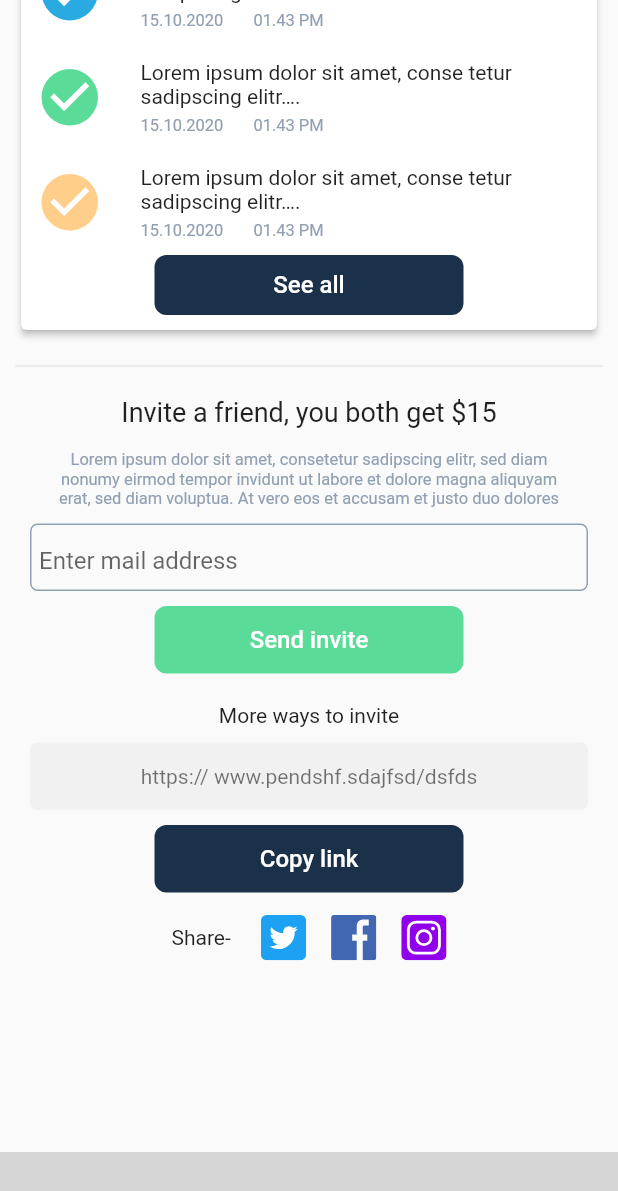
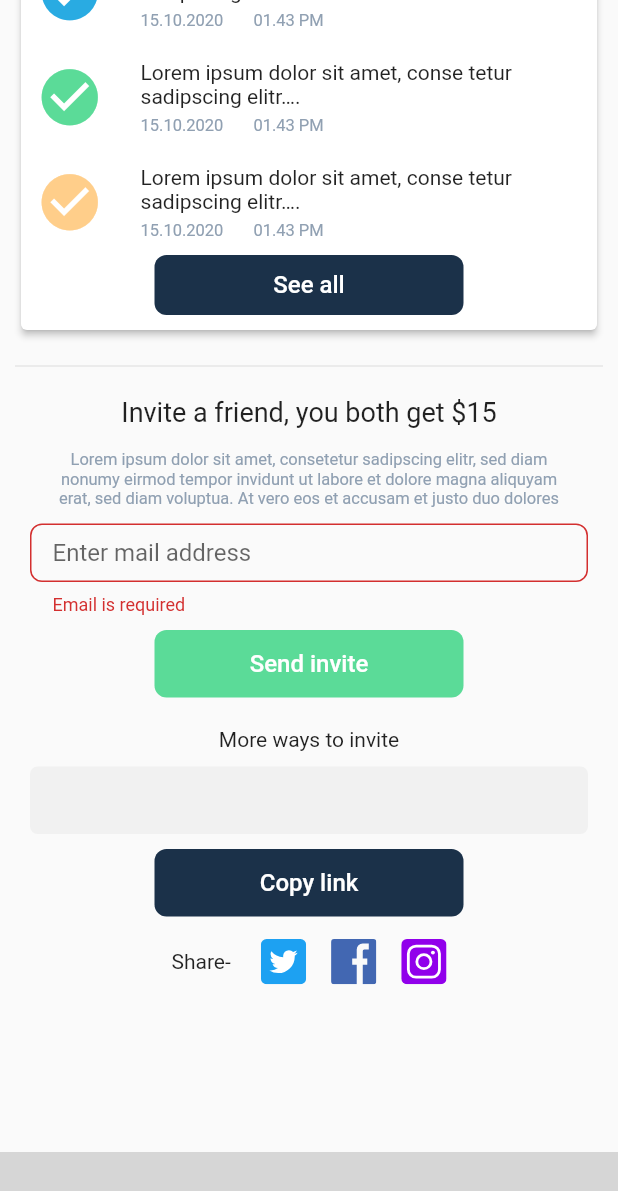
Before and after one commit to msi-shamim/pendu_driver, a Flutter app: the MainLandingPage screen opened directly with empty values, scrolled down 1070 dp, after a tap on "Send invite", on a phone screen of 412 x 824 dp. Shown: the top 1191 px of the screen. Run offline on Flutter 3.47's test engine with Material 2 defaults, Android fonts, the phone set to English and light mode, and no system bars; our stand-ins replace buttons_tabbar, dotted_border, dotted_line, email_validator, fl_chart, flutter_svg and 9 more; missing offline and left inert: draggable_bottom_sheet, ff_navigation_bar, smart_select; accounts and stored records are empty; network calls fail; project files that could hold a hidden picture were left out; grey boxes are pictures that could not be loaded.

Commit message:
3/7/21 11:41 pm

```diff
--- a/lib/main_landing_page.dart
+++ b/lib/main_landing_page.dart
@@ -2,8 +2,6 @@ import 'dart:async';
 
 import 'package:ff_navigation_bar/ff_navigation_bar.dart';
 import 'package:flutter/material.dart';
-import 'package:pendu_driver/api/api_manipulation.dart';
-import 'package:pendu_driver/screen/auth_screen/page_login.dart';
 import 'package:pendu_driver/screen/home_screen/page_home.dart';
 import 'package:pendu_driver/screen/screen.dart';
 import 'package:pendu_driver/utils/utils.dart';
@@ -50,7 +48,10 @@ class _MainLandingPageState extends State<MainLandingPage> {
       } else if (selectedIndex == 2) {
         _body = PenduChatSupportPage();
       } else if (selectedIndex == 3) {
-        _body = ProfileWithMenuPage();
+        _body = ProfileWithMenuPage(
+          dropper: dropper,
+          token: token,
+        );
       }
     });
   }
--- a/lib/model/model.dart
+++ b/lib/model/model.dart
@@ -9,6 +9,7 @@ export 'package:pendu_driver/model/response_login_model.dart';
 //export 'package:pendu_driver/model/response_droper_profile_with_level_model.dart';
 export 'package:pendu_driver/model/response_product_categories_model.dart';
 export 'package:pendu_driver/model/response_register_model.dart';
+export 'package:pendu_driver/model/response_refer_mail_model.dart';
 export 'package:pendu_driver/model/response_otp_confirm_model.dart';
 export 'package:pendu_driver/model/response_set_new_pass_model.dart';
 export 'package:pendu_driver/model/response_service_category_model.dart';
--- a/lib/model/response_droper_profile_model.dart
+++ b/lib/model/response_droper_profile_model.dart
@@ -1,11 +1,42 @@
 // To parse this JSON data, do
 //
-//     final getDropperProfileModel = getDropperProfileModelFromMap(jsonString);
+//     final responseDropperProfileModel = responseDropperProfileModelFromMap(jsonString);
 
 import 'dart:convert';
 
 class ResponseDropperProfileModel {
   ResponseDropperProfileModel({
+    this.status,
+    this.message,
+    this.dropperList,
+  });
+
+  final int status;
+  final String message;
+  final DropperList dropperList;
+
+  factory ResponseDropperProfileModel.fromJson(String str) =>
+      ResponseDropperProfileModel.fromMap(json.decode(str));
+
+  String toJson() => json.encode(toMap());
+
+  factory ResponseDropperProfileModel.fromMap(Map<String, dynamic> json) =>
+      ResponseDropperProfileModel(
+        status: json["status"] == null ? null : json["status"],
+        message: json["message"] == null ? null : json["message"],
+        dropperList:
+            json["data"] == null ? null : DropperList.fromMap(json["data"]),
+      );
+
+  Map<String, dynamic> toMap() => {
+        "status": status == null ? null : status,
+        "message": message == null ? null : message,
+        "data": dropperList == null ? null : dropperList.toMap(),
+      };
+}
+
+class DropperList {
+  DropperList({
     this.id,
     this.firstName,
     this.lastName,
@@ -24,7 +55,8 @@ class ResponseDropperProfileModel {
     this.createdAt,
     this.updatedAt,
     this.fullName,
-    this.level,
+    this.referralLink,
+    this.services,
   });
 
   final int id;
@@ -39,21 +71,21 @@ class ResponseDropperProfileModel {
   final dynamic licenseFront;
   final dynamic licenseBack;
   final String profileImage;
-  final String rating;
-  final String averageAccuracy;
-  final String successRate;
+  final dynamic rating;
+  final dynamic averageAccuracy;
+  final dynamic successRate;
   final DateTime createdAt;
   final DateTime updatedAt;
   final String fullName;
-  final Level level;
+  final String referralLink;
+  final List<Service> services;
 
-  factory ResponseDropperProfileModel.fromJson(String str) =>
-      ResponseDropperProfileModel.fromMap(json.decode(str));
+  factory DropperList.fromJson(String str) =>
+      DropperList.fromMap(json.decode(str));
 
   String toJson() => json.encode(toMap());
 
-  factory ResponseDropperProfileModel.fromMap(Map<String, dynamic> json) =>
-      ResponseDropperProfileModel(
+  factory DropperList.fromMap(Map<String, dynamic> json) => DropperList(
         id: json["id"] == null ? null : json["id"],
         firstName: json["first_name"] == null ? null : json["first_name"],
         lastName: json["last_name"] == null ? null : json["last_name"],
@@ -68,10 +100,9 @@ class ResponseDropperProfileModel {
         licenseBack: json["license_back"],
         profileImage:
             json["profile_image"] == null ? null : json["profile_image"],
-        rating: json["rating"] == null ? null : json["rating"],
-        averageAccuracy:
-            json["average_accuracy"] == null ? null : json["average_accuracy"],
-        successRate: json["success_rate"] == null ? null : json["success_rate"],
+        rating: json["rating"],
+        averageAccuracy: json["average_accuracy"],
+        successRate: json["success_rate"],
         createdAt: json["created_at"] == null
             ? null
             : DateTime.parse(json["created_at"]),
@@ -79,7 +110,12 @@ class ResponseDropperProfileModel {
             ? null
             : DateTime.parse(json["updated_at"]),
         fullName: json["full_name"] == null ? null : json["full_name"],
-        level: json["level"] == null ? null : Level.fromMap(json["level"]),
+        referralLink:
+            json["referral_link"] == null ? null : json["referral_link"],
+        services: json["services"] == null
+            ? null
+            : List<Service>.from(
+                json["services"].map((x) => Service.fromMap(x))),
       );
 
   Map<String, dynamic> toMap() => {
@@ -95,110 +131,90 @@ class ResponseDropperProfileModel {
         "license_front": licenseFront,
         "license_back": licenseBack,
         "profile_image": profileImage == null ? null : profileImage,
-        "rating": rating == null ? null : rating,
-        "average_accuracy": averageAccuracy == null ? null : averageAccuracy,
-        "success_rate": successRate == null ? null : successRate,
+        "rating": rating,
+        "average_accuracy": averageAccuracy,
+        "success_rate": successRate,
         "created_at": createdAt == null ? null : createdAt.toIso8601String(),
         "updated_at": updatedAt == null ? null : updatedAt.toIso8601String(),
         "full_name": fullName == null ? null : fullName,
-        "level": level == null ? null : level.toMap(),
+        "referral_link": referralLink == null ? null : referralLink,
+        "services": services == null
+            ? null
+            : List<dynamic>.from(services.map((x) => x.toMap())),
       };
 }
 
-class Level {
-  Level({
+class Service {
+  Service({
     this.id,
     this.title,
-    this.commissionRate,
+    this.slug,
+    this.icon,
     this.createdAt,
     this.updatedAt,
-    this.perkStatus,
-    this.rules,
+    this.pivot,
   });
 
   final int id;
   final String title;
-  final String commissionRate;
+  final String slug;
+  final String icon;
   final DateTime createdAt;
   final DateTime updatedAt;
-  final List<dynamic> perkStatus;
-  final List<Rule> rules;
+  final Pivot pivot;
 
-  factory Level.fromJson(String str) => Level.fromMap(json.decode(str));
+  factory Service.fromJson(String str) => Service.fromMap(json.decode(str));
 
   String toJson() => json.encode(toMap());
 
-  factory Level.fromMap(Map<String, dynamic> json) => Level(
+  factory Service.fromMap(Map<String, dynamic> json) => Service(
         id: json["id"] == null ? null : json["id"],
         title: json["title"] == null ? null : json["title"],
-        commissionRate:
-            json["commission_rate"] == null ? null : json["commission_rate"],
+        slug: json["slug"] == null ? null : json["slug"],
+        icon: json["icon"] == null ? null : json["icon"],
         createdAt: json["created_at"] == null
             ? null
             : DateTime.parse(json["created_at"]),
         updatedAt: json["updated_at"] == null
             ? null
             : DateTime.parse(json["updated_at"]),
-        perkStatus: json["perk_status"] == null
-            ? null
-            : List<dynamic>.from(json["perk_status"].map((x) => x)),
-        rules: json["rules"] == null
-            ? null
-            : List<Rule>.from(json["rules"].map((x) => Rule.fromMap(x))),
+        pivot: json["pivot"] == null ? null : Pivot.fromMap(json["pivot"]),
       );
 
   Map<String, dynamic> toMap() => {
         "id": id == null ? null : id,
         "title": title == null ? null : title,
-        "commission_rate": commissionRate == null ? null : commissionRate,
+        "slug": slug == null ? null : slug,
+        "icon": icon == null ? null : icon,
         "created_at": createdAt == null ? null : createdAt.toIso8601String(),
         "updated_at": updatedAt == null ? null : updatedAt.toIso8601String(),
-        "perk_status": perkStatus == null
-            ? null
-            : List<dynamic>.from(perkStatus.map((x) => x)),
-        "rules": rules == null
-            ? null
-            : List<dynamic>.from(rules.map((x) => x.toMap())),
+        "pivot": pivot == null ? null : pivot.toMap(),
       };
 }
 
-class Rule {
-  Rule({
-    this.id,
-    this.title,
-    this.dropperGroupId,
-    this.createdAt,
-    this.updatedAt,
+class Pivot {
+  Pivot({
+    this.dropperId,
+    this.serviceCategoryId,
   });
 
-  final int id;
-  final String title;
-  final String dropperGroupId;
-  final DateTime createdAt;
-  final DateTime updatedAt;
+  final String dropperId;
+  final String serviceCategoryId;
 
-  factory Rule.fromJson(String str) => Rule.fromMap(json.decode(str));
+  factory Pivot.fromJson(String str) => Pivot.fromMap(json.decode(str));
 
   String toJson() => json.encode(toMap());
 
-  factory Rule.fromMap(Map<String, dynamic> json) => Rule(
-        id: json["id"] == null ? null : json["id"],
-        title: json["title"] == null ? null : json["title"],
-        dropperGroupId:
-            json["dropper_group_id"] == null ? null : json["dropper_group_id"],
-        createdAt: json["created_at"] == null
+  factory Pivot.fromMap(Map<String, dynamic> json) => Pivot(
+        dropperId: json["dropper_id"] == null ? null : json["dropper_id"],
+        serviceCategoryId: json["service_category_id"] == null
             ? null
-            : DateTime.parse(json["created_at"]),
-        updatedAt: json["updated_at"] == null
-            ? null
-            : DateTime.parse(json["updated_at"]),
+            : json["service_category_id"],
       );
 
   Map<String, dynamic> toMap() => {
-        "id": id == null ? null : id,
-        "title": title == null ? null : title,
-        "dropper_group_id": dropperGroupId == null ? null : dropperGroupId,
-        "created_at": createdAt == null ? null : createdAt.toIso8601String(),
-        "updated_at": updatedAt == null ? null : updatedAt.toIso8601String(),
+        "dropper_id": dropperId == null ? null : dropperId,
+        "service_category_id":
+            serviceCategoryId == null ? null : serviceCategoryId,
       };
 }
--- a/lib/model/response_droper_profile_with_level_model.dart
+++ b/lib/model/response_droper_profile_with_level_model.dart
@@ -1,11 +1,45 @@
 // To parse this JSON data, do
 //
-//     final getDrpperProfileWithLevelModel = getDrpperProfileWithLevelModelFromMap(jsonString);
+//     final responseDrpperProfileWithLevelModel = responseDrpperProfileWithLevelModelFromMap(jsonString);
 
 import 'dart:convert';
 
 class ResponseDrpperProfileWithLevelModel {
   ResponseDrpperProfileWithLevelModel({
+    this.status,
+    this.message,
+    this.dropperWithLevelList,
+  });
+
+  final int status;
+  final String message;
+  final DropperWithLevelList dropperWithLevelList;
+
+  factory ResponseDrpperProfileWithLevelModel.fromJson(String str) =>
+      ResponseDrpperProfileWithLevelModel.fromMap(json.decode(str));
+
+  String toJson() => json.encode(toMap());
+
+  factory ResponseDrpperProfileWithLevelModel.fromMap(
+          Map<String, dynamic> json) =>
+      ResponseDrpperProfileWithLevelModel(
+        status: json["status"] == null ? null : json["status"],
+        message: json["message"] == null ? null : json["message"],
+        dropperWithLevelList: json["data"] == null
+            ? null
+            : DropperWithLevelList.fromMap(json["data"]),
+      );
+
+  Map<String, dynamic> toMap() => {
+        "status": status == null ? null : status,
+        "message": message == null ? null : message,
+        "data":
+            dropperWithLevelList == null ? null : dropperWithLevelList.toMap(),
+      };
+}
+
+class DropperWithLevelList {
+  DropperWithLevelList({
     this.id,
     this.firstName,
     this.lastName,
@@ -24,6 +58,8 @@ class ResponseDrpperProfileWithLevelModel {
     this.createdAt,
     this.updatedAt,
     this.fullName,
+    this.referralLink,
+    this.services,
     this.level,
   });
 
@@ -39,22 +75,23 @@ class ResponseDrpperProfileWithLevelModel {
   final dynamic licenseFront;
   final dynamic licenseBack;
   final String profileImage;
-  final String rating;
-  final String averageAccuracy;
-  final String successRate;
+  final dynamic rating;
+  final dynamic averageAccuracy;
+  final dynamic successRate;
   final DateTime createdAt;
   final DateTime updatedAt;
   final String fullName;
+  final String referralLink;
+  final List<Service> services;
   final Level level;
 
-  factory ResponseDrpperProfileWithLevelModel.fromJson(String str) =>
-      ResponseDrpperProfileWithLevelModel.fromMap(json.decode(str));
+  factory DropperWithLevelList.fromJson(String str) =>
+      DropperWithLevelList.fromMap(json.decode(str));
 
   String toJson() => json.encode(toMap());
 
-  factory ResponseDrpperProfileWithLevelModel.fromMap(
-          Map<String, dynamic> json) =>
-      ResponseDrpperProfileWithLevelModel(
+  factory DropperWithLevelList.fromMap(Map<String, dynamic> json) =>
+      DropperWithLevelList(
         id: json["id"] == null ? null : json["id"],
         firstName: json["first_name"] == null ? null : json["first_name"],
         lastName: json["last_name"] == null ? null : json["last_name"],
@@ -69,10 +106,9 @@ class ResponseDrpperProfileWithLevelModel {
         licenseBack: json["license_back"],
         profileImage:
             json["profile_image"] == null ? null : json["profile_image"],
-        rating: json["rating"] == null ? null : json["rating"],
-        averageAccuracy:
-            json["average_accuracy"] == null ? null : json["average_accuracy"],
-        successRate: json["success_rate"] == null ? null : json["success_rate"],
+        rating: json["rating"],
+        averageAccuracy: json["average_accuracy"],
+        successRate: json["success_rate"],
         createdAt: json["created_at"] == null
             ? null
             : DateTime.parse(json["created_at"]),
@@ -80,6 +116,12 @@ class ResponseDrpperProfileWithLevelModel {
             ? null
             : DateTime.parse(json["updated_at"]),
         fullName: json["full_name"] == null ? null : json["full_name"],
+        referralLink:
+            json["referral_link"] == null ? null : json["referral_link"],
+        services: json["services"] == null
+            ? null
+            : List<Service>.from(
+                json["services"].map((x) => Service.fromMap(x))),
         level: json["level"] == null ? null : Level.fromMap(json["level"]),
       );
 
@@ -96,12 +138,16 @@ class ResponseDrpperProfileWithLevelModel {
         "license_front": licenseFront,
         "license_back": licenseBack,
         "profile_image": profileImage == null ? null : profileImage,
-        "rating": rating == null ? null : rating,
-        "average_accuracy": averageAccuracy == null ? null : averageAccuracy,
-        "success_rate": successRate == null ? null : successRate,
+        "rating": rating,
+        "average_accuracy": averageAccuracy,
+        "success_rate": successRate,
         "created_at": createdAt == null ? null : createdAt.toIso8601String(),
         "updated_at": updatedAt == null ? null : updatedAt.toIso8601String(),
         "full_name": fullName == null ? null : fullName,
+        "referral_link": referralLink == null ? null : referralLink,
+        "services": services == null
+            ? null
+            : List<dynamic>.from(services.map((x) => x.toMap())),
         "level": level == null ? null : level.toMap(),
       };
 }
@@ -203,3 +249,78 @@ class Rule {
         "updated_at": updatedAt == null ? null : updatedAt.toIso8601String(),
       };
 }
+
+class Service {
+  Service({
+    this.id,
+    this.title,
+    this.slug,
+    this.icon,
+    this.createdAt,
+    this.updatedAt,
+    this.pivot,
+  });
+
+  final int id;
+  final String title;
+  final String slug;
+  final String icon;
+  final DateTime createdAt;
+  final DateTime updatedAt;
+  final Pivot pivot;
+
+  factory Service.fromJson(String str) => Service.fromMap(json.decode(str));
+
+  String toJson() => json.encode(toMap());
+
+  factory Service.fromMap(Map<String, dynamic> json) => Service(
+        id: json["id"] == null ? null : json["id"],
+        title: json["title"] == null ? null : json["title"],
+        slug: json["slug"] == null ? null : json["slug"],
+        icon: json["icon"] == null ? null : json["icon"],
+        createdAt: json["created_at"] == null
+            ? null
+            : DateTime.parse(json["created_at"]),
+        updatedAt: json["updated_at"] == null
+            ? null
+            : DateTime.parse(json["updated_at"]),
+        pivot: json["pivot"] == null ? null : Pivot.fromMap(json["pivot"]),
+      );
+
+  Map<String, dynamic> toMap() => {
+        "id": id == null ? null : id,
+        "title": title == null ? null : title,
+        "slug": slug == null ? null : slug,
+        "icon": icon == null ? null : icon,
+        "created_at": createdAt == null ? null : createdAt.toIso8601String(),
+        "updated_at": updatedAt == null ? null : updatedAt.toIso8601String(),
+        "pivot": pivot == null ? null : pivot.toMap(),
+      };
+}
+
+class Pivot {
+  Pivot({
+    this.dropperId,
+    this.serviceCategoryId,
+  });
+
+  final String dropperId;
+  final String serviceCategoryId;
+
+  factory Pivot.fromJson(String str) => Pivot.fromMap(json.decode(str));
+
+  String toJson() => json.encode(toMap());
+
+  factory Pivot.fromMap(Map<String, dynamic> json) => Pivot(
+        dropperId: json["dropper_id"] == null ? null : json["dropper_id"],
+        serviceCategoryId: json["service_category_id"] == null
+            ? null
+            : json["service_category_id"],
+      );
+
+  Map<String, dynamic> toMap() => {
+        "dropper_id": dropperId == null ? null : dropperId,
+        "service_category_id":
+            serviceCategoryId == null ? null : serviceCategoryId,
+      };
+}
--- /dev/null
+++ b/lib/model/response_refer_mail_model.dart
@@ -0,0 +1,37 @@
+// To parse this JSON data, do
+//
+//     final responseSendReferMaillModel = responseSendReferMaillModelFromMap(jsonString);
+
+import 'dart:convert';
+
+class ResponseSendReferMaillModel {
+  ResponseSendReferMaillModel({
+    this.status,
+    this.message,
+    this.data,
+  });
+
+  final int status;
+  final String message;
+  final List<dynamic> data;
+
+  factory ResponseSendReferMaillModel.fromJson(String str) =>
+      ResponseSendReferMaillModel.fromMap(json.decode(str));
+
+  String toJson() => json.encode(toMap());
+
+  factory ResponseSendReferMaillModel.fromMap(Map<String, dynamic> json) =>
+      ResponseSendReferMaillModel(
+        status: json["status"] == null ? null : json["status"],
+        message: json["message"] == null ? null : json["message"],
+        data: json["data"] == null
+            ? null
+            : List<dynamic>.from(json["data"].map((x) => x)),
+      );
+
+  Map<String, dynamic> toMap() => {
+        "status": status == null ? null : status,
+        "message": message == null ? null : message,
+        "data": data == null ? null : List<dynamic>.from(data.map((x) => x)),
+      };
+}
--- a/lib/screen/home_screen/invite_friend.dart
+++ b/lib/screen/home_screen/invite_friend.dart
@@ -1,30 +1,55 @@
+import 'package:email_validator/email_validator.dart';
 import 'package:flutter/material.dart';
+import 'package:flutter/services.dart';
 import 'package:flutter_svg/flutter_svg.dart';
+import 'package:pendu_driver/api/api_call.dart';
+import 'package:pendu_driver/model/model.dart';
 import 'package:pendu_driver/utils/utils.dart';
 
 class InviteFriend extends StatefulWidget {
+  final String token;
+  final Dropper dropper;
+  InviteFriend({@required this.token, @required this.dropper});
   @override
-  _InviteFriendState createState() => _InviteFriendState();
+  _InviteFriendState createState() => _InviteFriendState(token, dropper);
 }
 
 class _InviteFriendState extends State<InviteFriend> {
+  final String token;
+  final Dropper dropper;
+  _InviteFriendState(this.token, this.dropper);
+  final emailController = TextEditingController();
+  final _formKey = GlobalKey<FormState>();
+  @override
+  void dispose() {
+    emailController.dispose();
+    super.dispose();
+  }
+
   Widget _buildTextField() {
     return Container(
       margin: EdgeInsets.symmetric(horizontal: 10.0),
-      padding: EdgeInsets.symmetric(horizontal: 5.0),
-      height: 45,
-      decoration: BoxDecoration(
-          border: Border.all(color: Pendu.color('90A0B2')),
-          borderRadius: BorderRadius.circular(5.0)),
-      child: TextFormField(
-          decoration: InputDecoration(
-        focusedBorder: InputBorder.none,
-        enabledBorder: InputBorder.none,
-        errorBorder: InputBorder.none,
-        disabledBorder: InputBorder.none,
-        hintText: 'Enter mail address',
-        //border: OutlineInputBorder(borderRadius: BorderRadius.circular(8)),
-      )),
+      child: Form(
+        key: _formKey,
+        child: TextFormField(
+            validator: (eMail) {
+              if (eMail == null || eMail.isEmpty) {
+                return 'Email is required';
+              } else if (!EmailValidator.validate(eMail)) {
+                return 'Invalid Email';
+              }
+              return null;
+            },
+            controller: emailController,
+            decoration: InputDecoration(
+              contentPadding:
+                  EdgeInsets.symmetric(horizontal: 15.0, vertical: 10.0),
+              isDense: true,
+              hintText: 'Enter mail address',
+              border:
+                  OutlineInputBorder(borderRadius: BorderRadius.circular(8)),
+            )),
+      ),
     );
   }
 
@@ -33,7 +58,11 @@ class _InviteFriendState extends State<InviteFriend> {
       width: MediaQuery.of(context).size.width / 2,
       height: 45,
       child: ElevatedButton(
-        onPressed: () {},
+        onPressed: () {
+          if (_formKey.currentState.validate()) {
+            _referMail();
+          }
+        },
         style: ElevatedButton.styleFrom(
           elevation: 0,
           primary: Theme.of(context).accentColor,
@@ -41,9 +70,6 @@ class _InviteFriendState extends State<InviteFriend> {
           shape: RoundedRectangleBorder(
             borderRadius: BorderRadius.circular(8.0),
           ),
-          // side: BorderSide(
-          //   color: Pendu.color('90A0B2'),
-          // ),
         ),
         child: Text(
           'Send invite',
@@ -58,7 +84,12 @@ class _InviteFriendState extends State<InviteFriend> {
       width: MediaQuery.of(context).size.width / 2,
       height: 45,
       child: ElevatedButton(
-        onPressed: () {},
+        onPressed: () {
+          //dropper refer link
+          Clipboard.setData(ClipboardData(text: dropper.referralLink));
+          SnackBarUtils.snackBarMethod(
+              message: "Link Copied to Clipboard", context: context);
+        },
         style: ElevatedButton.styleFrom(
           elevation: 0,
           primary: Theme.of(context).primaryColor,
@@ -66,9 +97,6 @@ class _InviteFriendState extends State<InviteFriend> {
           shape: RoundedRectangleBorder(
             borderRadius: BorderRadius.circular(8.0),
           ),
-          // side: BorderSide(
-          //   color: Pendu.color('90A0B2'),
-          // ),
         ),
         child: Text(
           'Copy link',
@@ -127,8 +155,9 @@ class _InviteFriendState extends State<InviteFriend> {
               borderRadius: BorderRadius.circular(5.0),
               color: Pendu.color('F1F1F1')),
           alignment: Alignment.center,
+          //Refer link will be here
           child: Text(
-            "https:// www.pendshf.sdajfsd/dsfds",
+            dropper.referralLink,
             style: TextStyle(color: Colors.black54),
           ),
         ),
@@ -139,4 +168,21 @@ class _InviteFriendState extends State<InviteFriend> {
       ],
     );
   }
+
+  void _referMail() async {
+    ResponseSendReferMaillModel rsrmm =
+        await CallApi(context).callReferbyMailApi(token, emailController.text);
+
+    rsrmm.status == 200
+        ? _showSuccessMessage(rsrmm.message)
+        : _showErrorMessage(rsrmm.message);
+  }
+
+  _showSuccessMessage(String msg) {
+    SnackBarUtils.snackBarMethod(message: msg, context: context);
+  }
+
+  _showErrorMessage(String msg) {
+    SnackBarUtils.snackBarMethod(message: msg, context: context);
+  }
 }
--- a/lib/screen/home_screen/page_home.dart
+++ b/lib/screen/home_screen/page_home.dart
@@ -24,7 +24,6 @@ class _HomePageState extends State<HomePage> {
   String discription =
       "Lorem ipsum dolor sit amet, consetetur sadipscing elitr, sed diam nonumy eirmod tempor invidunt ut labore et dolore magna aliquyam erat.";
 
-  @override
   @override
   Widget build(BuildContext context) {
     return Scaffold(
@@ -62,7 +61,10 @@ class _HomePageState extends State<HomePage> {
                 //Todo Invite friend section
                 Container(
                     height: MediaQuery.of(context).size.height / 1.7,
-                    child: InviteFriend())
+                    child: InviteFriend(
+                      dropper: dropper,
+                      token: token,
+                    )),
               ],
             ),
           ),
```
Also changed, not shown: lib/api/api_call.dart (+28 -24 lines), lib/api/api_manipulation.dart (+7 -0 lines), lib/screen/page_profile_with_menu.dart (+104 -18 lines), 1 other file.
